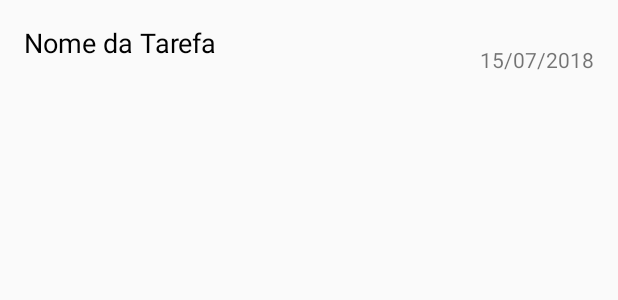
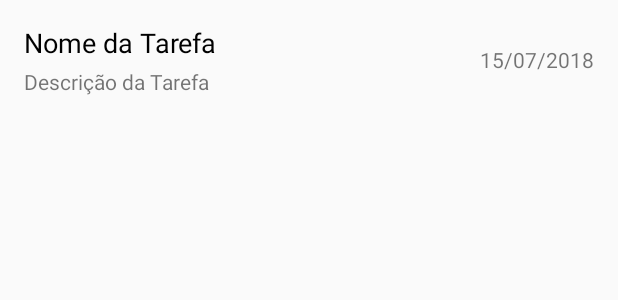
Before and after one commit to kibutzzz/RemindMe, an Android app: the layout list_item_task.xml on its own in the app's theme, with its tools: preview values and no code run, on a phone screen of 412 x 824 dp. Shown: the top 300 px of the screen. Run offline under Robolectric (Android 15) with nearby library versions, the phone set to English and light mode, and no system bars.

Commit message:
mudanças para melhor visualização do preview

```diff
--- a/app/src/main/res/layout/fragment_tasks.xml
+++ b/app/src/main/res/layout/fragment_tasks.xml
@@ -8,6 +8,7 @@
     <android.support.v7.widget.RecyclerView
         android:id="@+id/recycler_view"
         android:layout_width="match_parent"
-        android:layout_height="match_parent"/>
+        android:layout_height="match_parent"
+        tools:listitem="@layout/list_item_task"/>
 
 </FrameLayout>
--- a/app/src/main/res/layout/list_item_task.xml
+++ b/app/src/main/res/layout/list_item_task.xml
@@ -26,8 +26,9 @@
             android:layout_width="match_parent"
             android:layout_height="wrap_content"
             android:maxLines="1"
+
             android:ellipsize="end"
-            android:text=""/>
+            android:text="@string/descricao_da_tarefa"/>
     </android.support.v7.widget.LinearLayoutCompat>
 
     <android.support.v7.widget.AppCompatTextView
```
